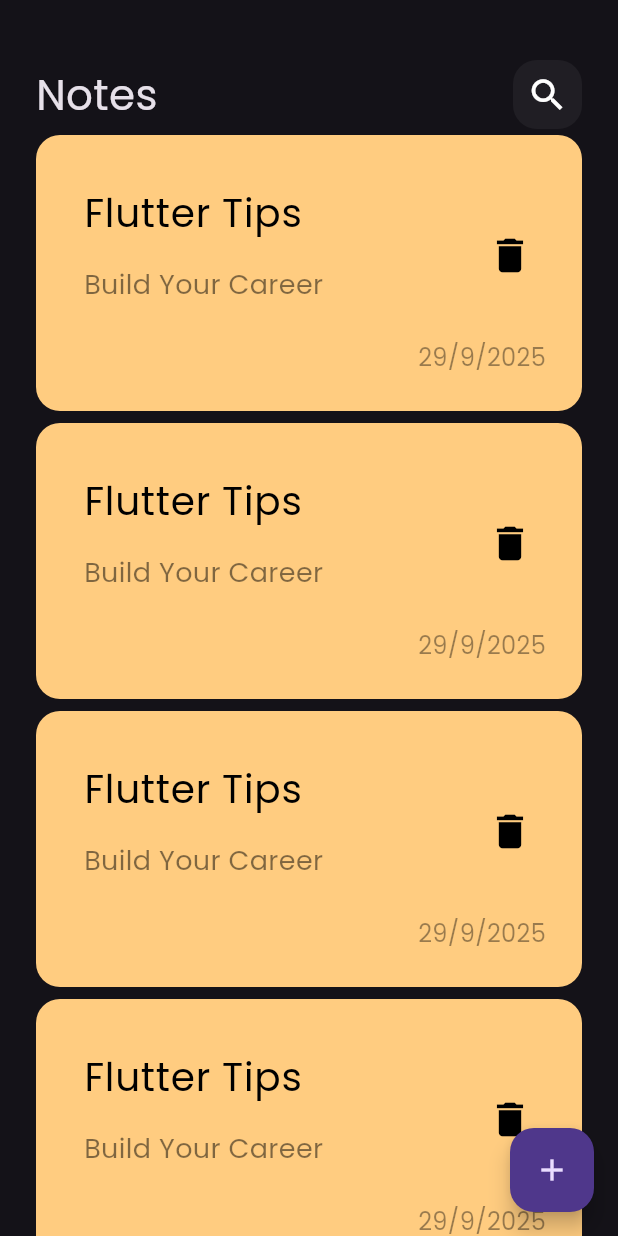
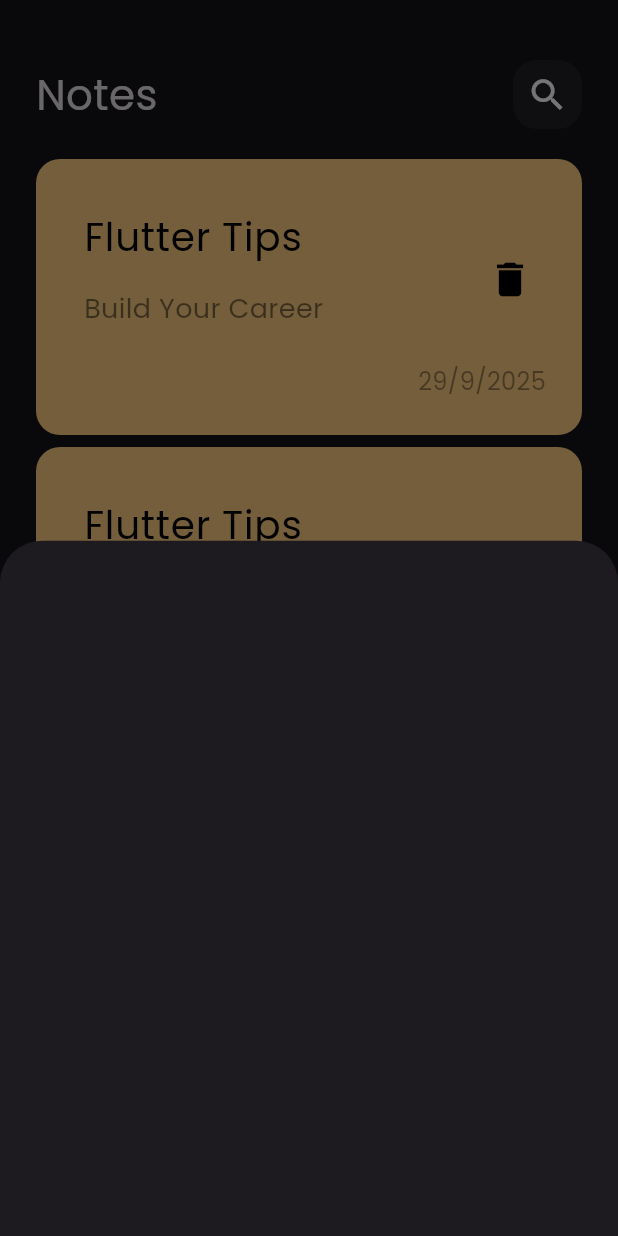
Before and after one commit to yasmin401/Notes_App, a Flutter app: the screen it shows after launch, after a tap on the "add" icon, on a phone screen of 412 x 824 dp. Run offline on Flutter 3.47's test engine with Material 3 defaults, Android fonts, the phone set to English and light mode, and no system bars.

Commit message:
Add show modal bottom sheet

```diff
--- a/lib/views/notes_view.dart
+++ b/lib/views/notes_view.dart
@@ -1,4 +1,5 @@
 import 'package:flutter/material.dart';
+import 'package:notes_app/widgets/note_bottom_sheet.dart';
 import 'package:notes_app/widgets/notes_view_body.dart';
 
 class NotesView extends StatelessWidget {
@@ -8,7 +9,14 @@ class NotesView extends StatelessWidget {
   Widget build(BuildContext context) {
     return Scaffold(
       floatingActionButton: FloatingActionButton(
-        onPressed: () {},
+        onPressed: () {
+          showModalBottomSheet(
+            context: context,
+            builder: (context) {
+              return NoteBottomSheet();
+            },
+          );
+        },
         child: Icon(Icons.add),
       ),
       body: NotesViewBody(),
--- /dev/null
+++ b/lib/widgets/note_bottom_sheet.dart
@@ -0,0 +1,10 @@
+import 'package:flutter/material.dart';
+
+class NoteBottomSheet extends StatelessWidget {
+  const NoteBottomSheet({super.key});
+
+  @override
+  Widget build(BuildContext context) {
+    return Container();
+  }
+}
--- a/lib/widgets/notes_list_view.dart
+++ b/lib/widgets/notes_list_view.dart
@@ -6,13 +6,17 @@ class NotesListView extends StatelessWidget {
 
   @override
   Widget build(BuildContext context) {
-    return ListView.builder(
+    return Padding(
+      padding: const EdgeInsets.symmetric(vertical: 16),
+      child: ListView.builder(
+        padding: EdgeInsets.zero,
         itemBuilder: (context, index) {
           return Padding(
             padding: const EdgeInsets.symmetric(vertical: 4),
             child: NotesItem(),
           );
         },
+      ),
     );
   }
 }
```
Lines whose indentation alone changed are shown as unchanged.
